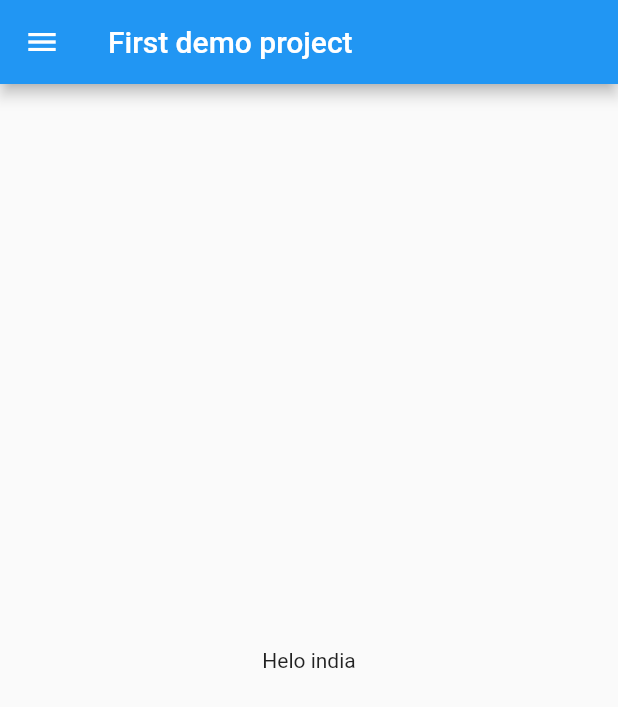
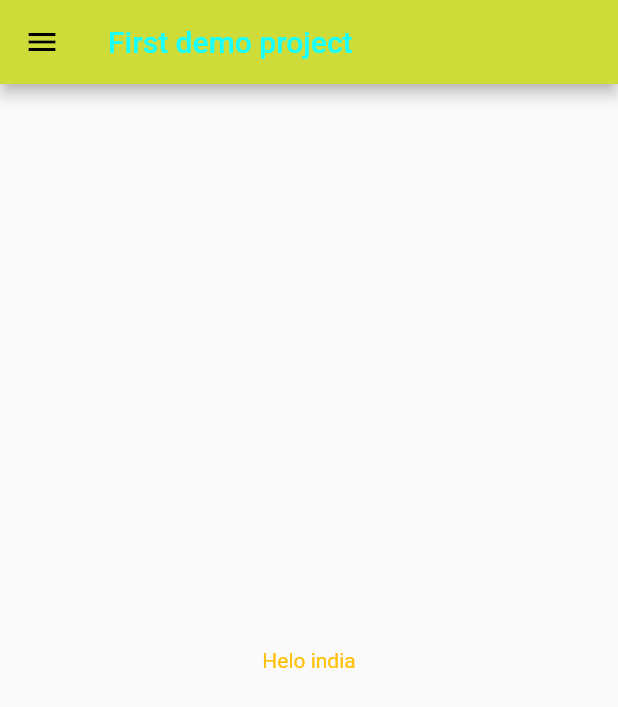
Before and after one commit to Maliajay153/FlutterLearning, a Flutter app: the screen it shows after launch, on a phone screen of 412 x 824 dp. Shown: the top 707 px of the screen. Run offline on Flutter 3.47's test engine with Material 2 defaults, Android fonts, the phone set to English and light mode, and no system bars.

```diff
--- a/lib/main.dart
+++ b/lib/main.dart
@@ -1,6 +1,6 @@
 import 'package:flutter/material.dart';
-
-import 'HomePage.dart';
+import 'pages/Login_page.dart';
+import 'pages/HomePage.dart';
 
 void main() {
   runApp(MyApp());
@@ -11,7 +11,19 @@ class  MyApp extends StatelessWidget {
   @override
   Widget build(BuildContext context) {
     return MaterialApp(
-      home:HomePage(),
+      // home:HomePage(),
+      themeMode: ThemeMode.dark,
+      theme: ThemeData(primarySwatch: Colors.cyan),
+      darkTheme: ThemeData(
+        brightness: Brightness.light,
+        primarySwatch: Colors.lime,
+      ),
+      initialRoute: "/HomePage",
+      routes: {
+        "/" : (context) => Login_page(),
+        "/HomePage": (context )=> HomePage()
+      },
+
       );
   }
 }
--- a/lib/HomePage.dart
+++ b/lib/pages/HomePage.dart
@@ -7,14 +7,14 @@ class HomePage extends StatelessWidget {
   Widget build(BuildContext context) {
     return Scaffold(
       appBar: AppBar(
-        title: Text("First demo project"),
-      ),
+        title: Text("First demo project",style: TextStyle(color: Colors.cyanAccent)),
+    ),
       body: Center(
         child: Container(
-          child: Text("Helo india"),
+          child: Text("Helo india",style: TextStyle(color: Colors.amber)),
         ),
       ),
-      drawer: Drawer(),
+      drawer: Drawer()
     );
   }
 }
--- /dev/null
+++ b/lib/pages/Login_page.dart
@@ -0,0 +1,20 @@
+import 'package:flutter/material.dart';
+
+class  Login_page extends StatelessWidget {
+  const Login_page({Key? key}) : super(key: key);
+
+  @override
+  Widget build(BuildContext context) {
+    return MaterialApp(
+        home: Material(
+          child: Center(
+            child: Text("Login Page",style: TextStyle(
+                  fontSize: 30,
+              ),
+           ),
+          )
+        )
+
+    );
+  }
+}
```
